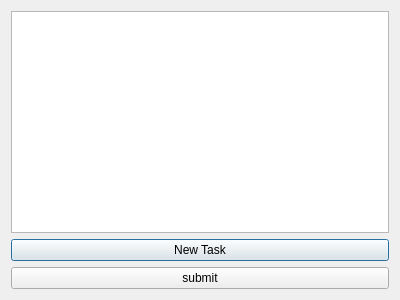
This is Task/tasks.ui in BioBn/Calendar as Qt 5 draws it before an edit. The edited form follows.
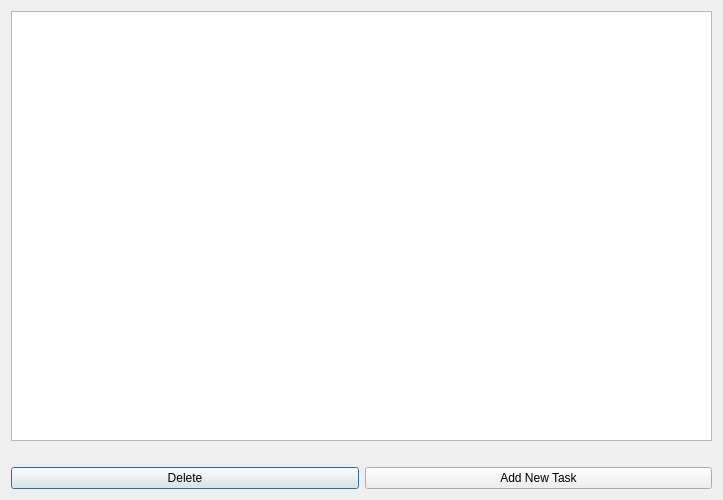
This is the edited form.

```diff
--- a/Task/tasks.ui
+++ b/Task/tasks.ui
@@ -6,8 +6,8 @@
    <rect>
     <x>0</x>
     <y>0</y>
-    <width>400</width>
-    <height>300</height>
+    <width>723</width>
+    <height>500</height>
    </rect>
   </property>
   <property name="windowTitle">
@@ -18,18 +18,29 @@
     <widget class="QListWidget" name="listWidget"/>
    </item>
    <item>
-    <widget class="QPushButton" name="pushButton_2">
+    <widget class="QLabel" name="label">
      <property name="text">
-      <string>New Task</string>
+      <string/>
      </property>
     </widget>
    </item>
+   <item>
+    <layout class="QHBoxLayout" name="horizontalLayout">
    <item>
     <widget class="QPushButton" name="pushButton">
      <property name="text">
-      <string>submit</string>
-     </property>
-    </widget>
+        <string>Delete</string>
+       </property>
+      </widget>
+     </item>
+     <item>
+      <widget class="QPushButton" name="pushButton_2">
+       <property name="text">
+        <string>Add New Task</string>
+       </property>
+      </widget>
+     </item>
+    </layout>
    </item>
   </layout>
  </widget>
```
Lines whose indentation alone changed are shown as unchanged.
